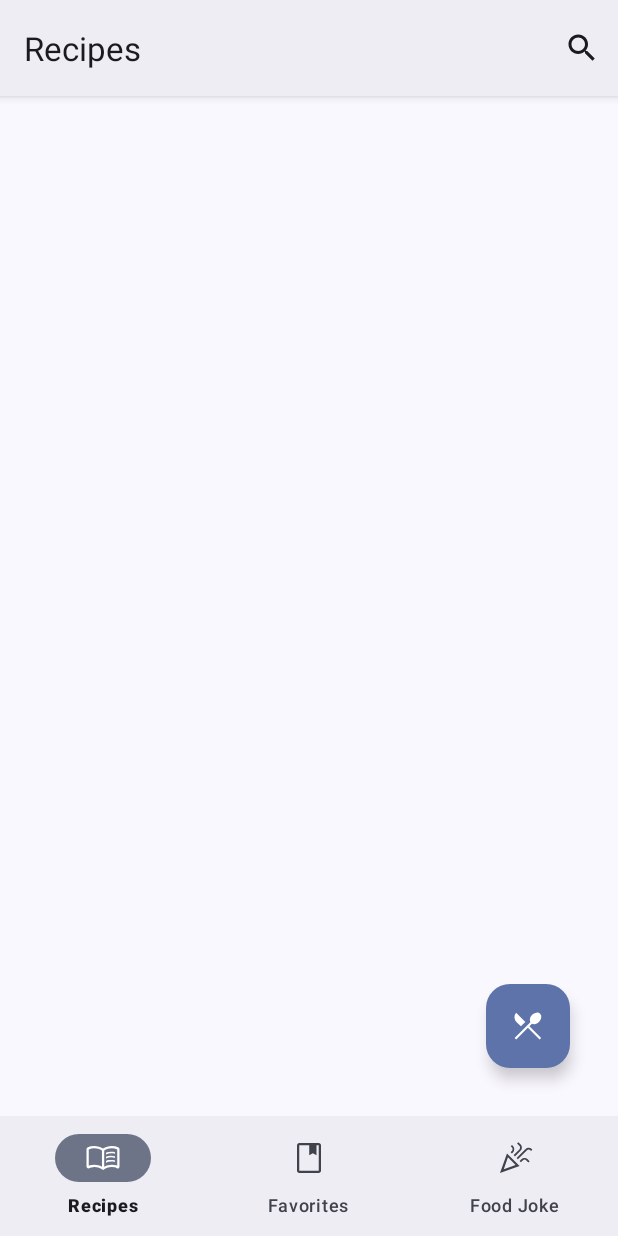
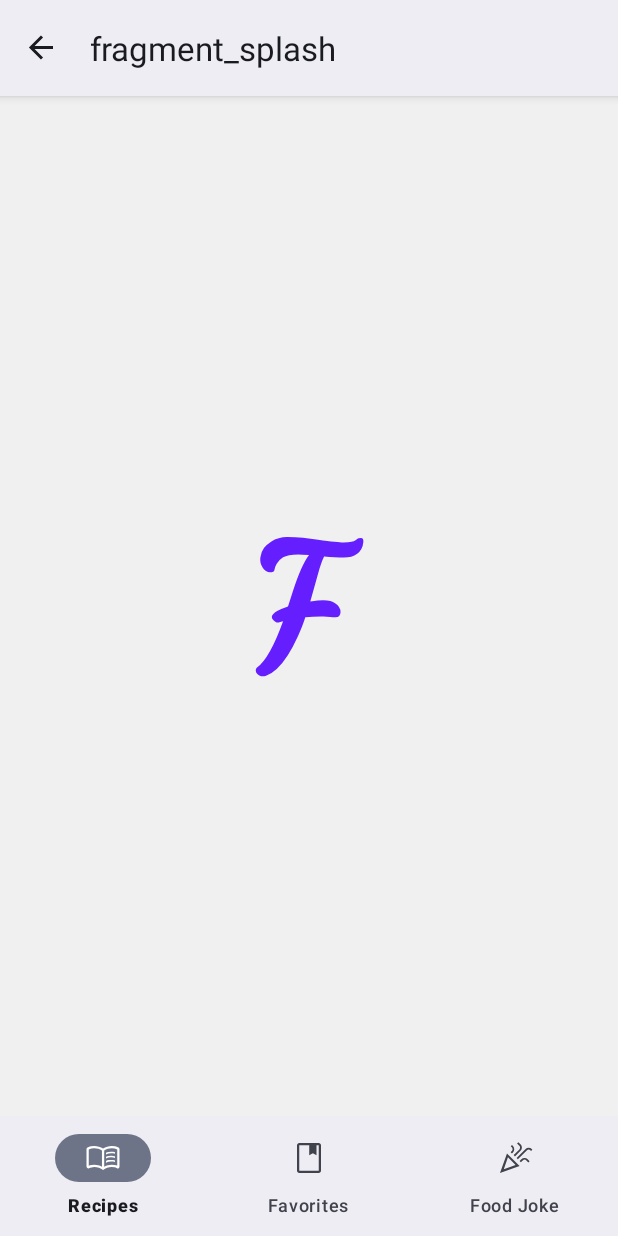
Before and after one commit to AAyar94/Food_Recipes, an Android app: the first screen one second after launch (MainActivity), on a phone screen of 412 x 824 dp. Run offline under Robolectric (Android 15) with nearby library versions, the light colour scheme and no system bars; our stand-ins replace Dagger/Hilt's generated code, data binding, navigation-ui; plain views replace ShimmerRecyclerView; Roboto replaces fonts that are not available here.

Commit message:
SplashFragment Added, Onboarding Screens created.

```diff
--- /dev/null
+++ b/app/src/main/java/com/aayar94/foodrecipes/ui/fragment/splash_fragment/SplashFragment.kt
@@ -0,0 +1,34 @@
+package com.aayar94.foodrecipes.ui.fragment.splash_fragment
+
+import android.os.Bundle
+import android.os.Handler
+import android.view.LayoutInflater
+import android.view.View
+import android.view.ViewGroup
+import androidx.fragment.app.Fragment
+import androidx.navigation.fragment.findNavController
+import com.aayar94.foodrecipes.R
+
+
+class SplashFragment : Fragment() {
+
+
+    override fun onCreateView(
+        inflater: LayoutInflater, container: ViewGroup?,
+        savedInstanceState: Bundle?
+    ): View? {
+        // Inflate the layout for this fragment
+
+
+        val view = inflater.inflate(R.layout.fragment_splash, container, false)
+        Handler().postDelayed(
+            {
+                findNavController().navigate(R.id.action_splashFragment_to_recipesFragment)
+            }, 3000
+        )
+
+        return view
+    }
+
+
+}
--- /dev/null
+++ b/app/src/main/res/layout/fragment_splash.xml
@@ -0,0 +1,22 @@
+<?xml version="1.0" encoding="utf-8"?>
+<androidx.constraintlayout.widget.ConstraintLayout xmlns:android="http://schemas.android.com/apk/res/android"
+    xmlns:app="http://schemas.android.com/apk/res-auto"
+    xmlns:tools="http://schemas.android.com/tools"
+    android:layout_width="match_parent"
+    android:layout_height="match_parent"
+    android:background="@color/cardBackgroundColor"
+    tools:context=".ui.fragment.splash_fragment.SplashFragment">
+
+    <androidx.constraintlayout.utils.widget.ImageFilterView
+        android:layout_width="250dp"
+        android:layout_height="250dp"
+        android:src="@drawable/ic_launcher_foreground"
+        app:layout_constraintBottom_toBottomOf="parent"
+        app:layout_constraintEnd_toEndOf="parent"
+        app:layout_constraintHorizontal_bias="0.5"
+        app:layout_constraintStart_toStartOf="parent"
+        app:layout_constraintTop_toTopOf="parent"
+        app:layout_constraintVertical_bias="0.5" />
+
+
+</androidx.constraintlayout.widget.ConstraintLayout>
--- a/app/src/main/res/navigation/my_nav.xml
+++ b/app/src/main/res/navigation/my_nav.xml
@@ -3,7 +3,7 @@
     xmlns:app="http://schemas.android.com/apk/res-auto"
     xmlns:tools="http://schemas.android.com/tools"
     android:id="@+id/my_nav"
-    app:startDestination="@id/recipesFragment">
+    app:startDestination="@id/splashFragment">
     <fragment
         android:id="@+id/recipesFragment"
         android:name="com.aayar94.foodrecipes.ui.fragment.recipes.RecipesFragment"
@@ -48,4 +48,13 @@
             android:name="result"
             app:argType="com.aayar94.foodrecipes.model.Result" />
     </activity>
+    <fragment
+        android:id="@+id/splashFragment"
+        android:name="com.aayar94.foodrecipes.ui.fragment.splash_fragment.SplashFragment"
+        android:label="fragment_splash"
+        tools:layout="@layout/fragment_splash" >
+        <action
+            android:id="@+id/action_splashFragment_to_recipesFragment"
+            app:destination="@id/recipesFragment" />
+    </fragment>
 </navigation>
```
Also changed, not shown: app/src/main/java/com/aayar94/foodrecipes/ui/fragment/onboarding/FirstScreenFragment.kt (added, +21 -0 lines), app/src/main/java/com/aayar94/foodrecipes/ui/fragment/onboarding/SecondScreenFragment.kt (added, +22 -0 lines), app/src/main/java/com/aayar94/foodrecipes/ui/fragment/onboarding/ThirdScreenFragment.kt (added, +23 -0 lines), app/src/main/res/layout/fragment_first_screen.xml (added, +14 -0 lines), app/src/main/res/layout/fragment_second_screen.xml (added, +14 -0 lines), app/src/main/res/layout/fragment_third_screen.xml (added, +14 -0 lines), app/src/main/res/raw/cooking.png (added), app/src/main/res/raw/cutting_board.png (added), app/src/main/res/raw/two_drinks.png (added).
